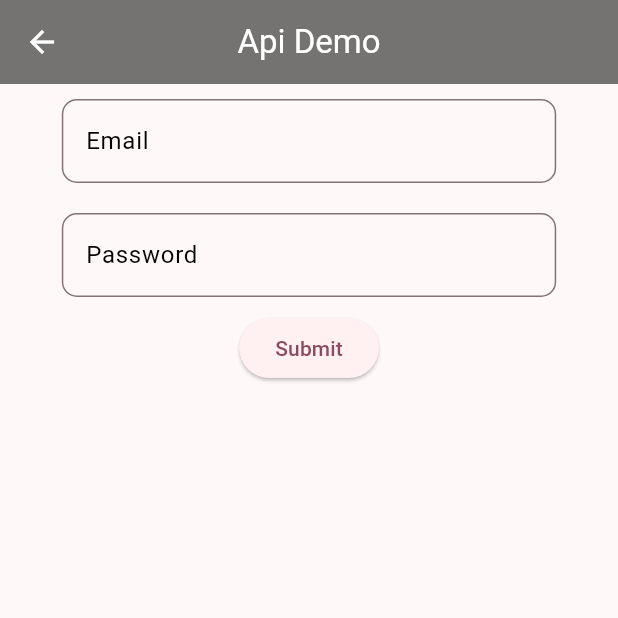
After one commit to rashiqurrahman16/api_demo_app, a Flutter app: the screen it shows after launch, after a tap on "Page2", on a phone screen of 412 x 824 dp, the top half of it. The commit adds this screen. Run offline on Flutter 3.47's test engine with Material 3 defaults, Android fonts, the phone set to English and light mode, and no system bars; network calls fail.

Commit message:
tried post method

```diff
--- a/lib/homepage.dart
+++ b/lib/homepage.dart
@@ -2,6 +2,7 @@
 import 'dart:convert';
 
 import 'package:api_demo_app/model/postModel.dart';
+import 'package:api_demo_app/registration_page.dart';
 import 'package:flutter/cupertino.dart';
 import 'package:flutter/material.dart';
 import 'package:http/http.dart' as http;
@@ -45,6 +46,12 @@ class _HomePageState extends State<HomePage> {
 
       body: Column(
         children: [
+          ElevatedButton(onPressed: (){
+            Navigator.push(
+                context,
+              MaterialPageRoute(builder: (context) => const RegistrationPage()),
+            );
+          }, child: Text('Page2')),
           Expanded(
             child: FutureBuilder(
                 future: getPostApi(),
--- /dev/null
+++ b/lib/registration_page.dart
@@ -0,0 +1,79 @@
+
+import 'package:api_demo_app/homepage.dart';
+import 'package:flutter/material.dart';
+
+class RegistrationPage extends StatefulWidget {
+  const RegistrationPage({super.key});
+
+  @override
+  State<RegistrationPage> createState() => _RegistrationPageState();
+}
+
+class _RegistrationPageState extends State<RegistrationPage> {
+  @override
+  Widget build(BuildContext context) {
+    double screenWidth = MediaQuery.of(context).size.width;
+    double screenHeight = MediaQuery.of(context).size.height;
+    return Scaffold(
+      appBar: AppBar(
+        title: Text('Api Demo'),
+        centerTitle: true,
+        backgroundColor: Colors.black54,
+        foregroundColor: Colors.white,
+      ),
+      body: Column(
+        children: [
+          Center(
+            child: Container(
+              width: screenWidth*0.80,
+              padding: EdgeInsets.symmetric(vertical: 10),
+              child: TextField(
+                cursorColor: Colors.black,
+                decoration: InputDecoration(
+                  border: OutlineInputBorder(
+                    borderSide: BorderSide(color: Colors.black, width: 2),
+                    borderRadius: BorderRadius.circular(10),
+                  ),
+                  focusedBorder: OutlineInputBorder(
+                    borderSide: BorderSide(color: Colors.black, width: 2),
+                    borderRadius: BorderRadius.circular(10),
+                  ),
+                  label: Text('Email',style: TextStyle(color: Colors.black),),
+                ),
+              ),
+            ),
+          ),
+          Center(
+            child: Container(
+              width: screenWidth*0.80,
+              padding: EdgeInsets.symmetric(vertical: 10),
+              child: TextField(
+                cursorColor: Colors.black,
+                decoration: InputDecoration(
+                  border: OutlineInputBorder(
+                    borderSide: BorderSide(color: Colors.black, width: 2),
+                    borderRadius: BorderRadius.circular(10),
+                  ),
+                  focusedBorder: OutlineInputBorder(
+                    borderSide: BorderSide(color: Colors.black, width: 2),
+                    borderRadius: BorderRadius.circular(10),
+                  ),
+                  label: Text('Password',style: TextStyle(color: Colors.black),),
+                ),
+              ),
+            ),
+          ),
+          ElevatedButton(
+              onPressed: (){
+                Navigator.of(context).popUntil((route) => route.isFirst);
+                Navigator.push(
+                    context,
+                    MaterialPageRoute(builder: (context) => HomePage()),
+                );
+              },
+              child: Text('Submit')),
+        ],
+      ),
+    );
+  }
+}
```
